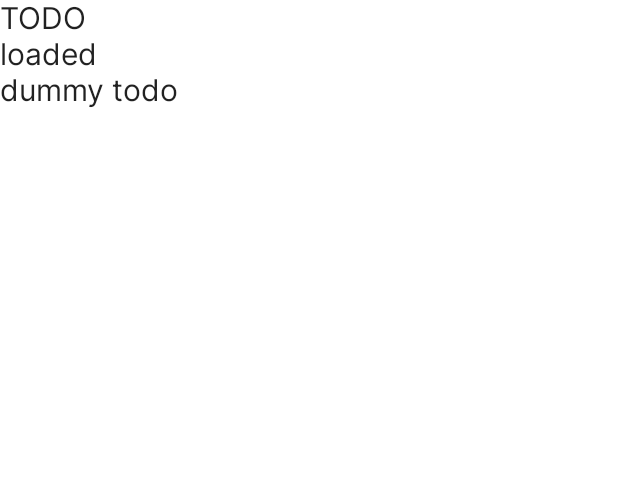
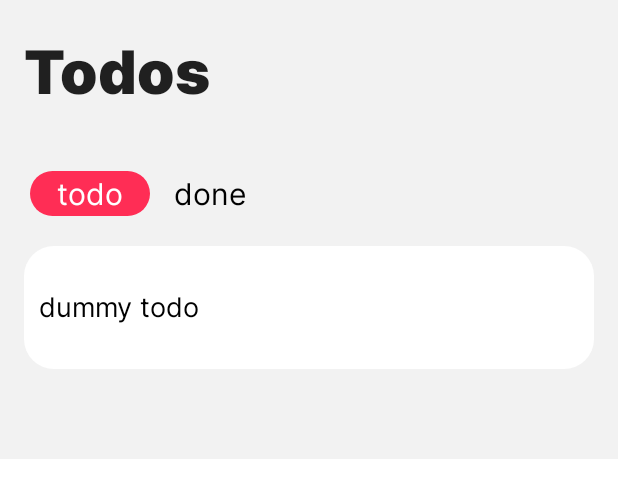
Before and after one commit to ybonnetain/kintro, an Android app built with Jetpack Compose: the @Preview function TodosScreenLightPreview, on a phone screen of 412 x 824 dp. Shown: the top 498 px of the screen. Run offline under Robolectric (Android 15) with nearby library versions, the phone set to English and light mode, and no system bars; libraries missing offline, so code that uses them is left out: co.touchlab.kermit.

Commit message:
complete todos screen (#22)

```diff
--- a/androidKintro/src/main/java/dev/ybonnetain/kintro/android/MainActivity.kt
+++ b/androidKintro/src/main/java/dev/ybonnetain/kintro/android/MainActivity.kt
@@ -46,10 +46,10 @@ fun MainLayout() {
 
     KintroTheme {
         Scaffold(
-            topBar = { TopBar() },
+            // globally applied TopBar would be there ..
             bottomBar = { BottomBar(navController) }
         ) {
-            Navigation(navController = navController)
+            Navigation(navController)
         }
     }
 }
--- a/androidKintro/src/main/java/dev/ybonnetain/kintro/android/screens/CounterScreen.kt
+++ b/androidKintro/src/main/java/dev/ybonnetain/kintro/android/screens/CounterScreen.kt
@@ -21,6 +21,7 @@ import dev.ybonnetain.kintro.android.R
 import dev.ybonnetain.kintro.android.styles.KintroTheme
 import dev.ybonnetain.kintro.android.styles.Scale
 import dev.ybonnetain.kintro.android.styles.typography
+import dev.ybonnetain.kintro.android.views.layout.TopBar
 
 import org.koin.androidx.compose.getViewModel
 
@@ -37,6 +38,8 @@ fun CounterScreen(viewModel: CounterViewModel = getViewModel()) {
             .background(MaterialTheme.colors.background)
             .wrapContentSize(Alignment.Center),
     ) {
+
+        TopBar("Compose + KMP")
 
         Text(
             text = "Here is the Fibonacci counter aimed at demonstrating algorythm sharing with Kotlin",
--- a/androidKintro/src/main/java/dev/ybonnetain/kintro/android/screens/Navigation.kt
+++ b/androidKintro/src/main/java/dev/ybonnetain/kintro/android/screens/Navigation.kt
@@ -1,6 +1,5 @@
 package dev.ybonnetain.kintro.android.screens
 
-import android.util.Log
 import androidx.compose.material.icons.Icons
 import androidx.compose.material.icons.filled.AddCircle
 import androidx.compose.material.icons.filled.CheckCircle
--- a/androidKintro/src/main/java/dev/ybonnetain/kintro/android/screens/TodosScreen.kt
+++ b/androidKintro/src/main/java/dev/ybonnetain/kintro/android/screens/TodosScreen.kt
@@ -1,14 +1,26 @@
 package dev.ybonnetain.kintro.android.screens
 
-import androidx.compose.foundation.layout.Column
-import androidx.compose.material.Text
+import androidx.compose.foundation.background
+import androidx.compose.foundation.layout.*
+import androidx.compose.foundation.lazy.LazyColumn
 import androidx.compose.runtime.*
+import androidx.compose.ui.Modifier
 import androidx.compose.ui.tooling.preview.Preview
+import androidx.compose.ui.unit.dp
+import androidx.compose.foundation.lazy.itemsIndexed
+import androidx.compose.foundation.shape.RoundedCornerShape
+import androidx.compose.material.*
+import androidx.compose.ui.Alignment
+
 import dev.ybonnetain.kintro.android.styles.KintroTheme
-
+import dev.ybonnetain.kintro.android.styles.Scale
+import dev.ybonnetain.kintro.android.styles.typography
+import dev.ybonnetain.kintro.android.views.SegmentControls
+import dev.ybonnetain.kintro.android.views.layout.TopBar
 import dev.ybonnetain.kintro.models.Todo
 import dev.ybonnetain.kintro.store.TodosAction
 import dev.ybonnetain.kintro.store.TodosFilter
+import dev.ybonnetain.kintro.store.TodosSelector
 import org.koin.androidx.compose.getViewModel
 
 @Composable
@@ -17,49 +29,80 @@ fun TodosScreen(viewModel: TodosViewModel = getViewModel()) {
     val eventId = 0
     val state = viewModel.observer.collectAsState()
 
+    fun onFilterChange(index: Int) {
+        when (index) {
+            0 -> viewModel.store.dispatch(TodosAction.Filter(TodosFilter.TODO))
+            1 -> viewModel.store.dispatch(TodosAction.Filter(TodosFilter.DONE))
+            else -> {}
+        }
+    }
+
     LaunchedEffect(eventId) {
         // initially this is intended for suspend effects
         // here the dispatch launches on Main scope internally
         viewModel.store.dispatch(TodosAction.Load)
     }
 
-    Column {
-        TodosScreenFilter(state.value.filter)
-        TodosScreenLoading(state.value.loading)
-        TodosScreenList(state.value.todos)
+    Column(modifier = Modifier.background(MaterialTheme.colors.background)) {
+        TopBar("Todos")
+        SegmentControls(
+            items = enumValues<TodosFilter>().map { v -> v.name },
+            currentIndex = TodosFilter.valueOf(state.value.filter.toString()).ordinal,
+            callback = ::onFilterChange
+        )
+        Card(
+            elevation = 0.dp,
+            shape = RoundedCornerShape(Scale.base),
+            backgroundColor = MaterialTheme.colors.surface,
+            modifier = Modifier
+                .padding(start = 16.dp, end = 16.dp, top = 0.dp, bottom = 60.dp)
+        ) {
+            if (state.value.loading) {
+                TodosLoading()
+            } else {
+                TodosScreenList(TodosSelector.filteredTodos(state.value))
+            }
+        }
     }
-
 }
 
 @Composable
 fun TodosScreenList(todos: List<Todo>) {
-    Column {
-        todos.forEach { todo ->
+    LazyColumn(
+        contentPadding = PaddingValues(horizontal = 0.dp, vertical = Scale.base),
+    ) {
+        itemsIndexed(todos) { i, todo ->
             ListRow(todo)
+            if (i != todos.count() - 1) Divider()
         }
     }
 }
 
 @Composable
 fun ListRow(todo: Todo) {
-    Text(todo.title)
+    Box(modifier = Modifier
+        .background(MaterialTheme.colors.surface)
+        .fillMaxWidth(1f)
+        .padding(Scale.minus1)
+    ) {
+        Text(
+            color = MaterialTheme.colors.onSurface,
+            text = todo.title,
+            style = typography.subtitle2,
+        )
+    }
 }
 
 @Composable
-fun TodosScreenFilter(filter: TodosFilter) {
-    Text(filter.toString())
-}
-
-@Composable
-fun TodosScreenLoading(loading: Boolean) {
-    if (loading) {
-        Text("loading")
-    } else {
-        Text("loaded")
+fun TodosLoading() {
+    Column(
+        modifier = Modifier.fillMaxSize(),
+        verticalArrangement = Arrangement.Center,
+        horizontalAlignment = Alignment.CenterHorizontally
+    ) {
+        CircularProgressIndicator()
     }
 }
-
-
 
 @Preview(showBackground = true)
 @Composable
--- /dev/null
+++ b/androidKintro/src/main/java/dev/ybonnetain/kintro/android/views/SegmentControls.kt
@@ -0,0 +1,78 @@
+package dev.ybonnetain.kintro.android.views
+
+import androidx.compose.foundation.background
+import androidx.compose.foundation.clickable
+import androidx.compose.foundation.layout.*
+import androidx.compose.foundation.shape.RoundedCornerShape
+import androidx.compose.material.MaterialTheme
+import androidx.compose.material.Text
+import androidx.compose.runtime.Composable
+import androidx.compose.runtime.mutableStateOf
+import androidx.compose.runtime.remember
+import androidx.compose.ui.Alignment
+import androidx.compose.ui.Modifier
+import androidx.compose.ui.draw.clip
+import androidx.compose.ui.graphics.Color
+import androidx.compose.ui.tooling.preview.Preview
+import androidx.compose.ui.unit.dp
+
+import dev.ybonnetain.kintro.android.styles.KintroTheme
+import dev.ybonnetain.kintro.android.styles.Scale
+
+@Composable
+fun SegmentControls(
+    items: List<String>,
+    currentIndex: Int,
+    callback: ((index: Int) -> Unit)? = null
+) {
+    val index = remember{ mutableStateOf(currentIndex) }
+
+    Row(
+        modifier = Modifier
+            .padding(Scale.base)
+            .height(30.dp)
+    ) {
+
+        items.forEachIndexed { i, item ->
+            Box(
+            contentAlignment = Alignment.Center,
+            modifier = Modifier
+                .clip(RoundedCornerShape(16.dp))
+                .width(80.dp)
+                .height(30.dp)
+                .background(color = if (index.value == i) MaterialTheme.colors.primary else Color.Transparent)
+                .clickable {
+                    index.value = i
+                    callback?.invoke(index.value)
+                }
+            ) {
+                Text(
+                    text = item.lowercase(),
+                    color = if (index.value == i) MaterialTheme.colors.onPrimary else MaterialTheme.colors.onBackground
+                )
+            }
+        }
+    }
+}
+
+@Preview(showBackground = true)
+@Composable
+fun TodosScreenLightPreview() {
+    KintroTheme(darkTheme = false) {
+        SegmentControls(
+            items = listOf("Hello", "Salut", "Halo"),
+            currentIndex = 0
+        )
+    }
+}
+
+@Preview(showBackground = true)
+@Composable
+fun TodosScreenDarkPreview() {
+    KintroTheme(darkTheme = true) {
+        SegmentControls(
+            items = listOf("Hello", "Salut", "Halo"),
+            currentIndex = 0
+        )
+    }
+}
--- a/androidKintro/src/main/java/dev/ybonnetain/kintro/android/views/layout/TopBar.kt
+++ b/androidKintro/src/main/java/dev/ybonnetain/kintro/android/views/layout/TopBar.kt
@@ -1,43 +1,33 @@
 package dev.ybonnetain.kintro.android.views.layout
 
-import androidx.compose.foundation.Image
 import androidx.compose.foundation.layout.*
 import androidx.compose.material.MaterialTheme
 import androidx.compose.material.Text
 import androidx.compose.material.TopAppBar
 import androidx.compose.runtime.Composable
 import androidx.compose.ui.Modifier
-import androidx.compose.ui.res.painterResource
 import androidx.compose.ui.tooling.preview.Preview
 import androidx.compose.ui.unit.dp
 
-import dev.ybonnetain.kintro.android.R
 import dev.ybonnetain.kintro.android.styles.KintroTheme
 import dev.ybonnetain.kintro.android.styles.typography
 
 @Composable
-fun TopBar() {
+fun TopBar(title: String) {
+
     TopAppBar(
         backgroundColor = MaterialTheme.colors.background,
         contentColor = MaterialTheme.colors.onBackground,
         elevation = 0.dp,
-        modifier = Modifier.heightIn(min = 150.dp, max = 150.dp), // TODO wrap content ?
+        modifier = Modifier
+            .heightIn(min = 94.dp, max = 94.dp) // TODO wrap content ?
+            .padding(horizontal = 0.dp, vertical = 24.dp),
         title = {
-            Column() {
-                Spacer(modifier = Modifier.height(20.dp))
-                Row() {
-                    Column() {
-                        Text(
-                            text = "Hello\nCompose + KMP",
-                            style = typography.h1
-                        )
-                    }
-                    Spacer(modifier = Modifier.weight(1f))
-                    Image(
-                        painterResource(id = R.drawable.compose),
-                        contentDescription = null
-                    )
-                }
+            Row() {
+                Text(
+                    text = title,
+                    style = typography.h1
+                )
             }
         }
     )
@@ -47,7 +37,7 @@ fun TopBar() {
 @Composable
 fun TopBarPreview() {
     KintroTheme(darkTheme = false) {
-        TopBar()
+        TopBar("Hello")
     }
 }
 
@@ -55,6 +45,6 @@ fun TopBarPreview() {
 @Composable
 fun TopBarDarkPreview() {
     KintroTheme(darkTheme = true) {
-        TopBar()
+        TopBar("Hello")
     }
 }
--- a/shared/src/commonMain/kotlin/dev/ybonnetain/kintro/store/TodosStore.kt
+++ b/shared/src/commonMain/kotlin/dev/ybonnetain/kintro/store/TodosStore.kt
@@ -45,7 +45,7 @@ class TodosStore : Store<TodosState, TodosAction, TodosSideEffect>,
     CoroutineScope by CoroutineScope(Dispatchers.Main),
         KoinComponent
 {
-private val logger: Kermit by inject()
+    private val logger : Kermit by inject()
     private val repository: TodosRepository by inject()
     private val state = MutableStateFlow(getInitialState())
     private val sideEffect = MutableSharedFlow<TodosSideEffect>()
```
